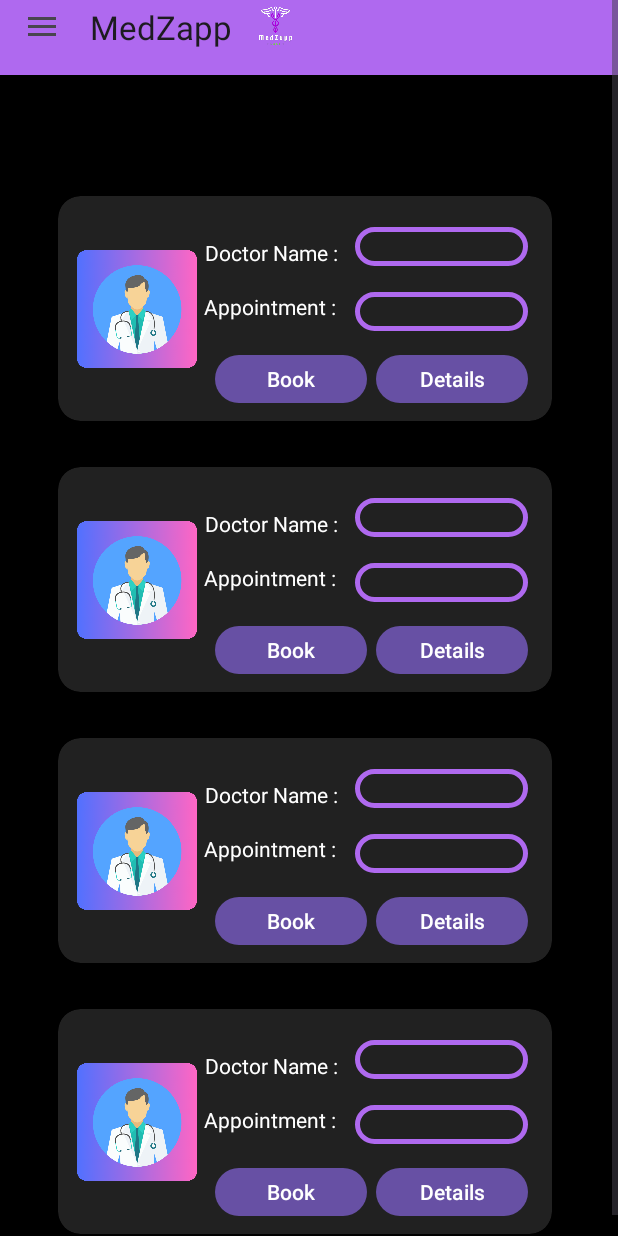
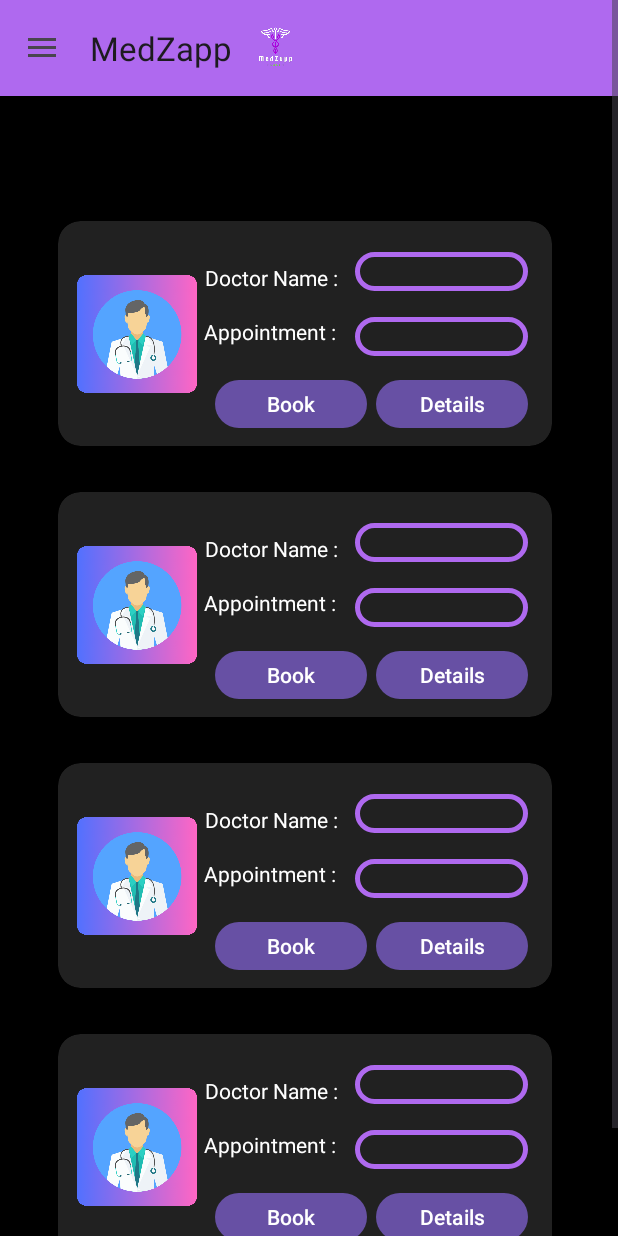
Before and after one commit to athulpeter2206/MedZapp, an Android app: the DoctorDetailsActivity screen opened directly, with no data from a screen before it, on a phone screen of 412 x 824 dp. Run offline under Robolectric (Android 15) with nearby library versions, the phone set to English and light mode, and no system bars; Roboto replaces fonts that are not available here; 7 statements that could not run were skipped.

Commit message:
workitem completed DocDetPage

```diff
--- a/app/src/main/AndroidManifest.xml
+++ b/app/src/main/AndroidManifest.xml
@@ -12,6 +12,9 @@
         android:supportsRtl="true"
         android:theme="@style/Theme.MedZapp"
         tools:targetApi="31">
+        <activity
+            android:name=".Doctor_Details_Home"
+            android:exported="false" />
         <activity
             android:name=".DoctorDetailsActivity"
             android:exported="false" />
--- a/app/src/main/res/layout/activity_doctor_details.xml
+++ b/app/src/main/res/layout/activity_doctor_details.xml
@@ -17,6 +17,21 @@
         app:menu="@menu/menu_main"
         android:layout_gravity="start"/>
 
+    <LinearLayout
+        android:layout_width="match_parent"
+        android:layout_height="match_parent"
+        android:orientation="vertical">
+
+        <include
+            android:id="@+id/toolbar"
+            layout="@layout/toolbar"
+            app:layout_constraintEnd_toEndOf="parent"
+            app:layout_constraintStart_toStartOf="parent"
+            app:layout_constraintTop_toTopOf="parent" />
+
+
+    </LinearLayout>
+
     <ScrollView
         android:layout_width="match_parent"
         android:layout_height="match_parent"
@@ -27,19 +42,13 @@
             android:layout_height="match_parent"
             android:layout_gravity="center"
             android:orientation="vertical"
-            android:background="@drawable/bk2">
-            <include
-                android:id="@+id/toolbar"
-                layout="@layout/toolbar"
-                app:layout_constraintEnd_toEndOf="parent"
-                app:layout_constraintStart_toStartOf="parent"
-                app:layout_constraintTop_toTopOf="parent" />
+            android:background="@drawable/bk2"
+            android:layout_marginTop="85dp">
 
             <TextView
                 android:id="@+id/txtWelcome"
                 android:layout_width="379dp"
-                android:layout_height="37dp"
-                android:layout_marginTop="28dp"
+                android:layout_height="wrap_content"
                 android:fontFamily="@font/aladin"
                 android:text="Default Text"
                 android:textAlignment="center"
@@ -47,7 +56,7 @@
                 android:textSize="30sp"
                 app:layout_constraintEnd_toEndOf="parent"
                 app:layout_constraintStart_toStartOf="parent"
-                app:layout_constraintTop_toBottomOf="@+id/toolbar" />
+                app:layout_constraintTop_toTopOf="parent" />
 
             <ScrollView
                 android:layout_width="wrap_content"
@@ -320,7 +329,7 @@
                                 app:layout_constraintTop_toTopOf="parent" />
 
                             <TextView
-                                android:id="@+id/textView5"
+                                android:id="@+id/textView6"
                                 android:layout_width="wrap_content"
                                 android:layout_height="wrap_content"
                                 android:layout_marginTop="28dp"
@@ -528,6 +537,11 @@
                         </androidx.constraintlayout.widget.ConstraintLayout>
 
                     </androidx.cardview.widget.CardView>
+                    <Button
+                        android:layout_width="match_parent"
+                        android:layout_height="match_parent"
+                        android:text="Back"/>
+
 
                 </LinearLayout>
 
```
Also changed, not shown: app/src/main/java/com/example/medzapp/DoctorAppointment.java (+16 -5 lines), app/src/main/java/com/example/medzapp/DoctorDetailsActivity.java (+69 -2 lines), app/src/main/java/com/example/medzapp/Doctor_Details_Home.java (added, +14 -0 lines), app/src/main/res/layout/activity_doctor_details_home.xml (added, +13 -0 lines).
